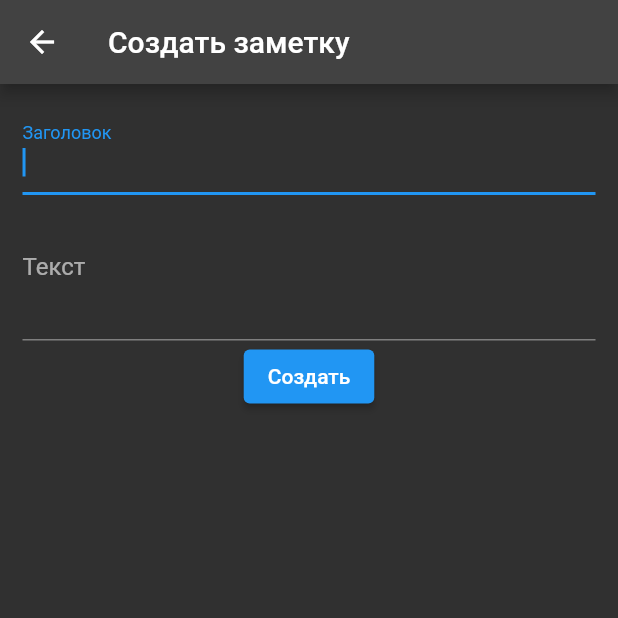
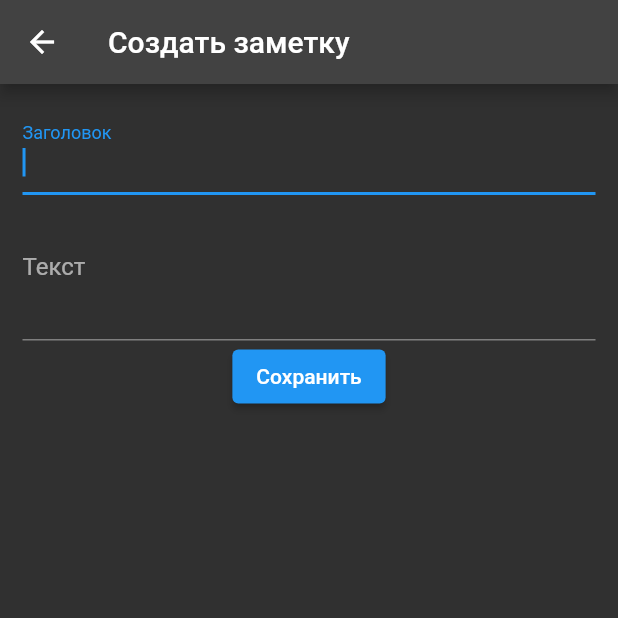
Before and after one commit to iaroshuk-dmitrii/map_notes, a Flutter app: the CreateNoteScreen screen opened directly with empty values, on a phone screen of 412 x 824 dp, the top half of it. Run offline on Flutter 3.47's test engine with Material 2 defaults, Android fonts, the phone set to English and light mode, and no system bars; our stand-ins replace equatable, flutter_bloc, flutter_map, geolocator, latlong2, sqflite; accounts and stored records are empty; project files that could hold a hidden picture were left out.

Commit message:
Вынес поля в отдельный виджет

```diff
--- a/lib/screens/create_note_screen.dart
+++ b/lib/screens/create_note_screen.dart
@@ -2,58 +2,29 @@ import 'package:flutter/material.dart';
 import 'package:latlong2/latlong.dart';
 import 'package:map_notes/business_logic/note_cubit.dart';
 import 'package:map_notes/models/note_model.dart';
+import 'package:map_notes/widgets/note_editing_fields.dart';
 import 'package:provider/provider.dart';
 
 class CreateNoteScreen extends StatelessWidget {
+  const CreateNoteScreen({Key? key, required this.latLng}) : super(key: key);
+
   final LatLng latLng;
-  const CreateNoteScreen({Key? key, required this.latLng}) : super(key: key);
 
   @override
   Widget build(BuildContext context) {
-    TextEditingController _controllerTitle = TextEditingController();
-    TextEditingController _controllerDescription = TextEditingController();
     return Scaffold(
       appBar: AppBar(
         title: const Text('Создать заметку'),
       ),
       body: Padding(
         padding: const EdgeInsets.all(15.0),
-        child: Column(
-          children: [
-            TextField(
-              autofocus: true,
-              controller: _controllerTitle,
-              keyboardType: TextInputType.text,
-              textAlign: TextAlign.left,
-              decoration: const InputDecoration(
-                labelText: 'Заголовок',
-              ),
-            ),
-            TextField(
-              controller: _controllerDescription,
-              keyboardType: TextInputType.multiline,
-              textAlign: TextAlign.left,
-              decoration: const InputDecoration(
-                labelText: 'Текст',
-              ),
-              minLines: 3,
-              maxLines: 10,
-            ),
-            ElevatedButton(
-              child: const Text('Создать'),
-              onPressed: () {
-                Note note = Note(
-                  title: _controllerTitle.text,
-                  description: _controllerDescription.text,
-                  latitude: latLng.latitude,
-                  longitude: latLng.longitude,
-                  dateTime: DateTime.now(),
-                );
-                context.read<NoteCubit>().createNote(note);
-                Navigator.of(context).pop();
-              },
-            )
-          ],
+        child: NoteEditFields(
+          latitude: latLng.latitude,
+          longitude: latLng.longitude,
+          onConfirm: (note) {
+            context.read<NoteCubit>().createNote(note);
+            Navigator.of(context).pop();
+          },
         ),
       ),
     );
--- /dev/null
+++ b/lib/widgets/note_editing_fields.dart
@@ -0,0 +1,87 @@
+import 'package:flutter/material.dart';
+import 'package:map_notes/models/note_model.dart';
+
+class NoteEditFields extends StatefulWidget {
+  const NoteEditFields({
+    required this.latitude,
+    required this.longitude,
+    this.title,
+    this.description,
+    this.id,
+    Key? key,
+    required this.onConfirm,
+  }) : super(key: key);
+
+  final int? id;
+  final double latitude;
+  final double longitude;
+  final String? title;
+  final String? description;
+  final void Function(Note note) onConfirm;
+
+  @override
+  _NoteEditFieldsState createState() => _NoteEditFieldsState();
+}
+
+class _NoteEditFieldsState extends State<NoteEditFields> {
+  final FocusNode _descriptionFocusNode = FocusNode();
+  late final TextEditingController _controllerTitle = TextEditingController(text: widget.title);
+  late final TextEditingController _controllerDescription = TextEditingController(text: widget.description);
+
+  @override
+  void initState() {
+    super.initState();
+  }
+
+  @override
+  void dispose() {
+    _controllerTitle.dispose();
+    _controllerDescription.dispose();
+    _descriptionFocusNode.dispose();
+    super.dispose();
+  }
+
+  @override
+  Widget build(BuildContext context) {
+    return Column(
+      children: [
+        TextField(
+          autofocus: true,
+          controller: _controllerTitle,
+          keyboardType: TextInputType.text,
+          textAlign: TextAlign.left,
+          decoration: const InputDecoration(
+            labelText: 'Заголовок',
+          ),
+          textInputAction: TextInputAction.next,
+          onSubmitted: (_) => FocusScope.of(context).requestFocus(_descriptionFocusNode),
+        ),
+        TextField(
+          controller: _controllerDescription,
+          keyboardType: TextInputType.multiline,
+          textAlign: TextAlign.left,
+          decoration: const InputDecoration(
+            labelText: 'Текст',
+          ),
+          focusNode: _descriptionFocusNode,
+          minLines: 3,
+          maxLines: 10,
+        ),
+        ElevatedButton(
+          child: const Text('Сохранить'),
+          onPressed: () {
+            Note editedNote = Note(
+              id: widget.id,
+              title: _controllerTitle.text,
+              description: _controllerDescription.text,
+              latitude: widget.latitude,
+              longitude: widget.longitude,
+              dateTime: DateTime.now(),
+            );
+            widget.onConfirm(editedNote);
+          },
+        )
+      ],
+    );
+  }
+}
```
Also changed, not shown: lib/screens/edit_note_screen.dart (+6 -33 lines).
